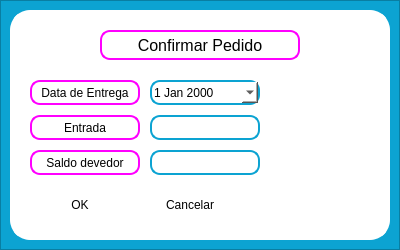
joaovilker/PDV, file Views/confirma_pedido.ui: the form before one commit.
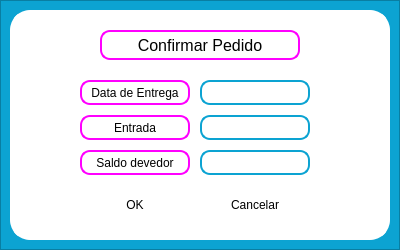
The form after the commit.

Commit message: Secao Pedidos

```diff
--- a/Views/confirma_pedido.ui
+++ b/Views/confirma_pedido.ui
@@ -84,7 +84,7 @@
     <widget class="QLabel" name="lb_info">
      <property name="geometry">
       <rect>
-       <x>20</x>
+       <x>70</x>
        <y>70</y>
        <width>110</width>
        <height>25</height>
@@ -112,7 +112,7 @@
     <widget class="QLabel" name="lb_info_2">
      <property name="geometry">
       <rect>
-       <x>20</x>
+       <x>70</x>
        <y>105</y>
        <width>110</width>
        <height>25</height>
@@ -140,7 +140,7 @@
     <widget class="QLineEdit" name="tx_valor_entrada">
      <property name="geometry">
       <rect>
-       <x>140</x>
+       <x>190</x>
        <y>105</y>
        <width>110</width>
        <height>25</height>
@@ -153,11 +153,14 @@
 background: #FFF;
 color: #000</string>
      </property>
+     <property name="readOnly">
+      <bool>true</bool>
+     </property>
     </widget>
     <widget class="QLabel" name="lb_info_3">
      <property name="geometry">
       <rect>
-       <x>20</x>
+       <x>70</x>
        <y>140</y>
        <width>110</width>
        <height>25</height>
@@ -185,7 +188,7 @@
     <widget class="QLineEdit" name="tx_saldo_devedor">
      <property name="geometry">
       <rect>
-       <x>140</x>
+       <x>190</x>
        <y>140</y>
        <width>110</width>
        <height>25</height>
@@ -202,30 +205,10 @@
       <bool>true</bool>
      </property>
     </widget>
-    <widget class="QDateEdit" name="tx_data_entrega">
-     <property name="geometry">
-      <rect>
-       <x>140</x>
-       <y>70</y>
-       <width>110</width>
-       <height>25</height>
-      </rect>
-     </property>
-     <property name="styleSheet">
-      <string notr="true">color: #FFF;
-border: 2px solid #0CA3D2;
-border-radius:10px;
-background: #FFF;
-color: #000</string>
-     </property>
-     <property name="calendarPopup">
-      <bool>true</bool>
-     </property>
-    </widget>
     <widget class="QPushButton" name="bt_ok_pedido">
      <property name="geometry">
       <rect>
-       <x>20</x>
+       <x>75</x>
        <y>180</y>
        <width>100</width>
        <height>30</height>
@@ -238,7 +221,7 @@
     <widget class="QPushButton" name="bt_cancel_pedido">
      <property name="geometry">
       <rect>
-       <x>130</x>
+       <x>195</x>
        <y>180</y>
        <width>100</width>
        <height>30</height>
@@ -248,6 +231,26 @@
       <string>Cancelar</string>
      </property>
     </widget>
+    <widget class="QLineEdit" name="tx_data_entrega">
+     <property name="geometry">
+      <rect>
+       <x>190</x>
+       <y>70</y>
+       <width>110</width>
+       <height>25</height>
+      </rect>
+     </property>
+     <property name="styleSheet">
+      <string notr="true">color: #FFF;
+border: 2px solid #0CA3D2;
+border-radius:10px;
+background: #FFF;
+color: #000</string>
+     </property>
+     <property name="readOnly">
+      <bool>true</bool>
+     </property>
+    </widget>
    </widget>
   </widget>
  </widget>
```
The commit also changes 6 other files.
